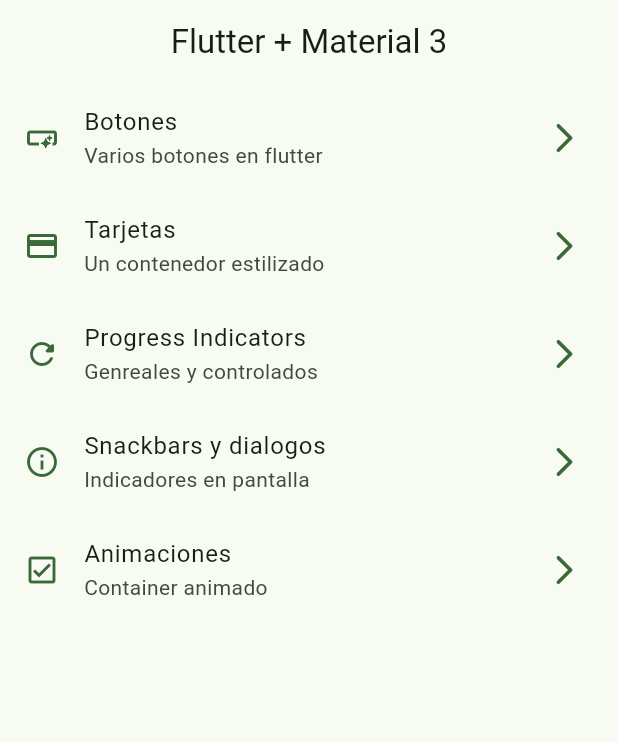
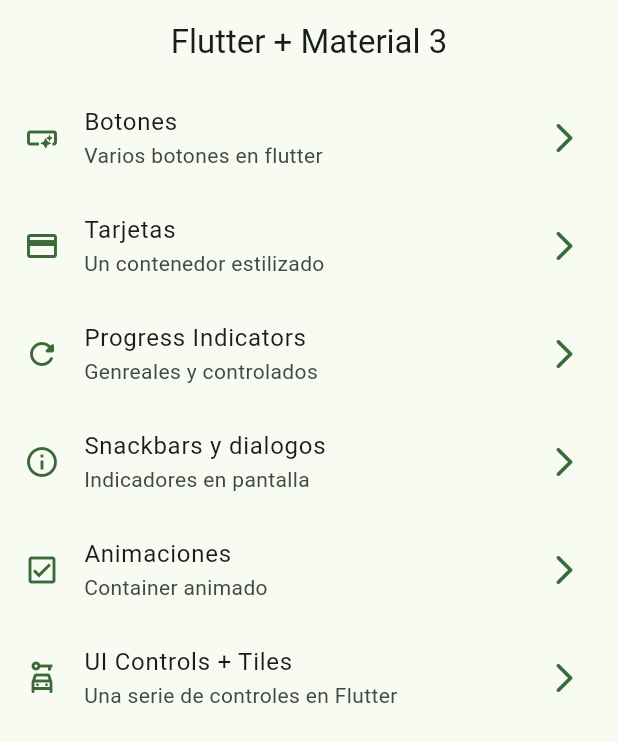
Before and after one commit to acensito/practicas_flutter, a Flutter app: the screen it shows after launch, on a phone screen of 412 x 824 dp. Shown: the top 742 px of the screen. Run offline on Flutter 3.47's test engine with Material 3 defaults, Android fonts, the phone set to English and light mode, and no system bars; our stand-ins replace animate_do, dio, go_router, video_player.

Commit message:
SwitchTile y RadioTile

```diff
--- a/widgetsapp/lib/config/menu/menu_items.dart
+++ b/widgetsapp/lib/config/menu/menu_items.dart
@@ -40,4 +40,9 @@ const appMenuItems = <MenuItem>[
     title: 'Animaciones',
     subtitle: 'Container animado',
     link: '/animations'),
+  MenuItem(
+    icon: Icons.car_rental_outlined,
+    title: 'UI Controls + Tiles',
+    subtitle: 'Una serie de controles en Flutter',
+    link: '/ui-controls'),
 ];
--- a/widgetsapp/lib/config/router/app_router.dart
+++ b/widgetsapp/lib/config/router/app_router.dart
@@ -35,5 +35,10 @@ final appRouter = GoRouter(
       path: '/animations',
       builder: (context, state) => AnimatedScreen(),
     ),
+    GoRoute(
+      name: UiControls.routeName,
+      path: '/ui-controls',
+      builder: (context, state) => UiControls(),
+    ),
   ],
 );
```
Also changed, not shown: widgetsapp/lib/views/screens/ui_controls/ui_controls.dart (+73 -2 lines).
